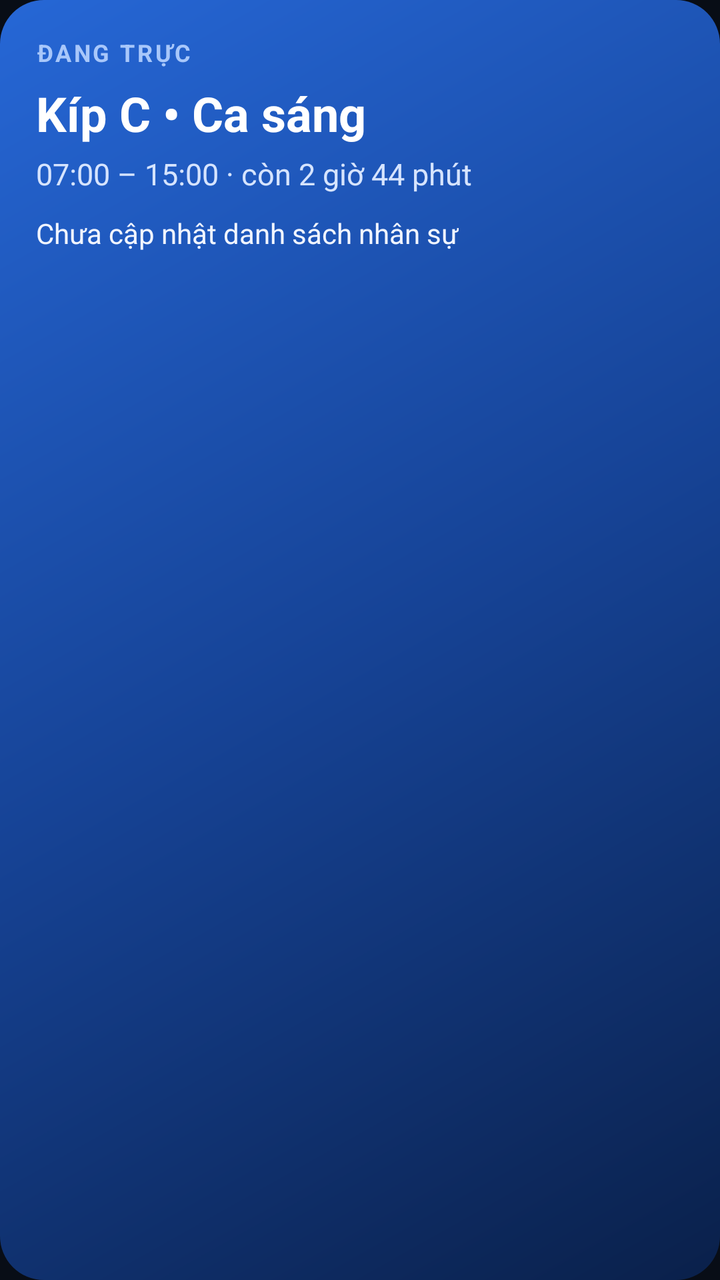
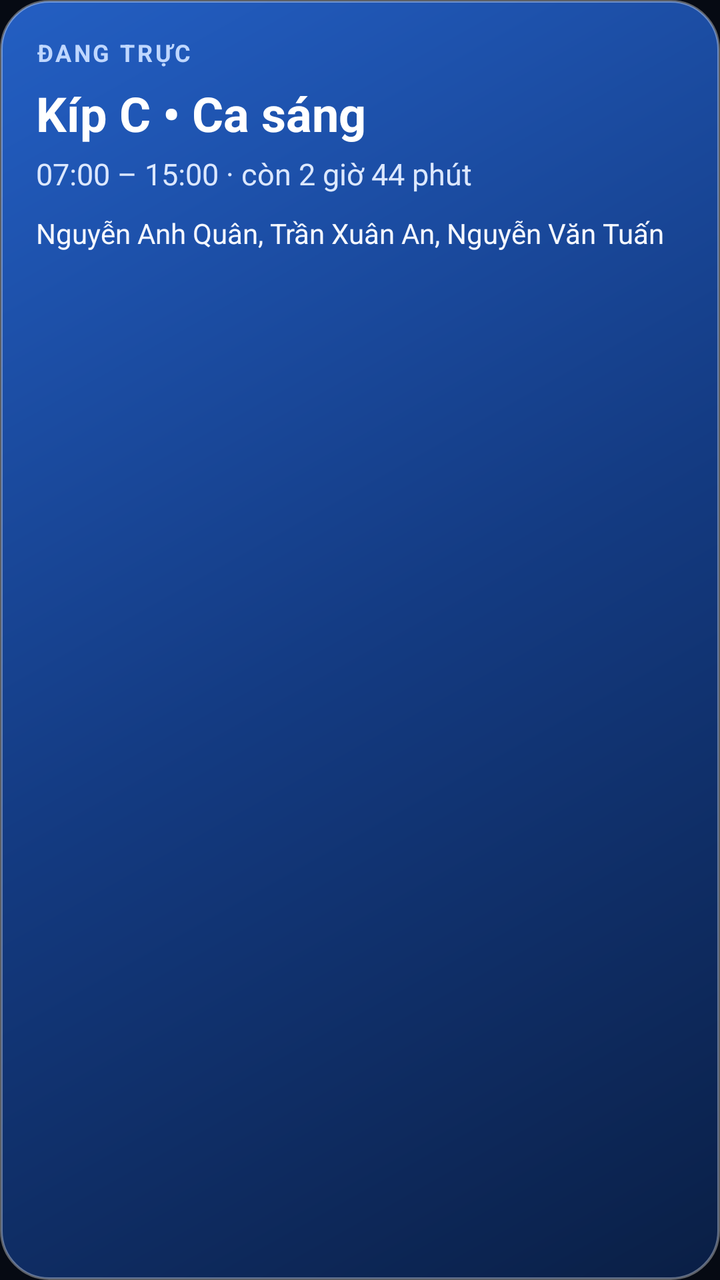

Before-and-after screenshots of an Android layout around one commit, followed by the original layout XML and the change that was made.
<!-- AndroidManifest.xml: application theme Theme.TrucCaAlarm -->
<!-- res/layout/widget_shift_card.xml -->
<?xml version="1.0" encoding="utf-8"?>
<LinearLayout xmlns:android="http://schemas.android.com/apk/res/android"
    android:id="@+id/widget_root"
    android:layout_width="match_parent"
    android:layout_height="match_parent"
    android:background="@drawable/widget_bg_blue"
    android:orientation="vertical"
    android:padding="18dp">

    <TextView
        android:id="@+id/widget_status_label"
        android:layout_width="wrap_content"
        android:layout_height="wrap_content"
        android:letterSpacing="0.1"
        android:text="ĐANG TRỰC"
        android:textColor="#A8C7FA"
        android:textSize="12sp"
        android:textStyle="bold" />

    <TextView
        android:id="@+id/widget_title"
        android:layout_width="wrap_content"
        android:layout_height="wrap_content"
        android:layout_marginTop="6dp"
        android:text="Kíp C • Ca sáng"
        android:textColor="#FFFFFF"
        android:textSize="24sp"
        android:textStyle="bold" />

    <TextView
        android:id="@+id/widget_time_countdown"
        android:layout_width="wrap_content"
        android:layout_height="wrap_content"
        android:layout_marginTop="4dp"
        android:text="07:00 – 15:00 · còn 2 giờ 44 phút"
        android:textColor="#D6E4FF"
        android:textSize="15sp" />

    <TextView
        android:id="@+id/widget_members"
        android:layout_width="wrap_content"
        android:layout_height="wrap_content"
        android:layout_marginTop="10dp"
        android:ellipsize="end"
        android:maxLines="2"
        android:text="Chưa cập nhật danh sách nhân sự"
        android:textColor="#F1F5FF"
        android:textSize="14sp" />

</LinearLayout>
<!-- resources referenced by this layout -->
<resources>
  <!-- drawable widget_bg_blue (drawable) -->
  <?xml version="1.0" encoding="utf-8"?>
  <shape xmlns:android="http://schemas.android.com/apk/res/android"
      android:shape="rectangle">
      <gradient
          android:angle="315"
          android:startColor="#2667D6"
          android:centerColor="#164396"
          android:endColor="#0A204A"
          android:type="linear" />
      <corners android:radius="22dp" />
  </shape>
  <style name="Theme.TrucCaAlarm" parent="android:Theme.Material.NoActionBar">
          <item name="android:statusBarColor">#080D16</item>
          <item name="android:navigationBarColor">#080D16</item>
          <item name="android:windowBackground">#080D16</item>
      </style>
</resources>

<!-- the commit's change to res/layout/widget_shift_card.xml (unified diff, before → after) -->
@@ -13,7 +13,7 @@
         android:layout_height="wrap_content"
         android:letterSpacing="0.1"
         android:text="ĐANG TRỰC"
-        android:textColor="#A8C7FA"
+        android:textColor="#BFD7FF"
         android:textSize="12sp"
         android:textStyle="bold" />
 
@@ -33,7 +33,7 @@
         android:layout_height="wrap_content"
         android:layout_marginTop="4dp"
         android:text="07:00 – 15:00 · còn 2 giờ 44 phút"
-        android:textColor="#D6E4FF"
+        android:textColor="#DCE8FF"
         android:textSize="15sp" />
 
     <TextView
@@ -43,8 +43,8 @@
         android:layout_marginTop="10dp"
         android:ellipsize="end"
         android:maxLines="2"
-        android:text="Chưa cập nhật danh sách nhân sự"
-        android:textColor="#F1F5FF"
+        android:text="Nguyễn Anh Quân, Trần Xuân An, Nguyễn Văn Tuấn"
+        android:textColor="#F5F8FF"
         android:textSize="14sp" />
 
 </LinearLayout>
<!-- resource entries referenced after the edit -->
@@ -6,16 +6,19 @@
       android:shape="rectangle">
       <gradient
           android:angle="315"
-          android:startColor="#2667D6"
-          android:centerColor="#164396"
-          android:endColor="#0A204A"
+          android:startColor="#E62667D6"
+          android:centerColor="#D9164396"
+          android:endColor="#E60A204A"
           android:type="linear" />
-      <corners android:radius="22dp" />
+      <stroke
+          android:width="1.2dp"
+          android:color="#59FFFFFF" />
+      <corners android:radius="24dp" />
   </shape>
   <style name="Theme.TrucCaAlarm" parent="android:Theme.Material.NoActionBar">
-          <item name="android:statusBarColor">#080D16</item>
-          <item name="android:navigationBarColor">#080D16</item>
-          <item name="android:windowBackground">#080D16</item>
+          <item name="android:statusBarColor">#060A13</item>
+          <item name="android:navigationBarColor">#060A13</item>
+          <item name="android:windowBackground">#060A13</item>
       </style>
 </resources>
 
